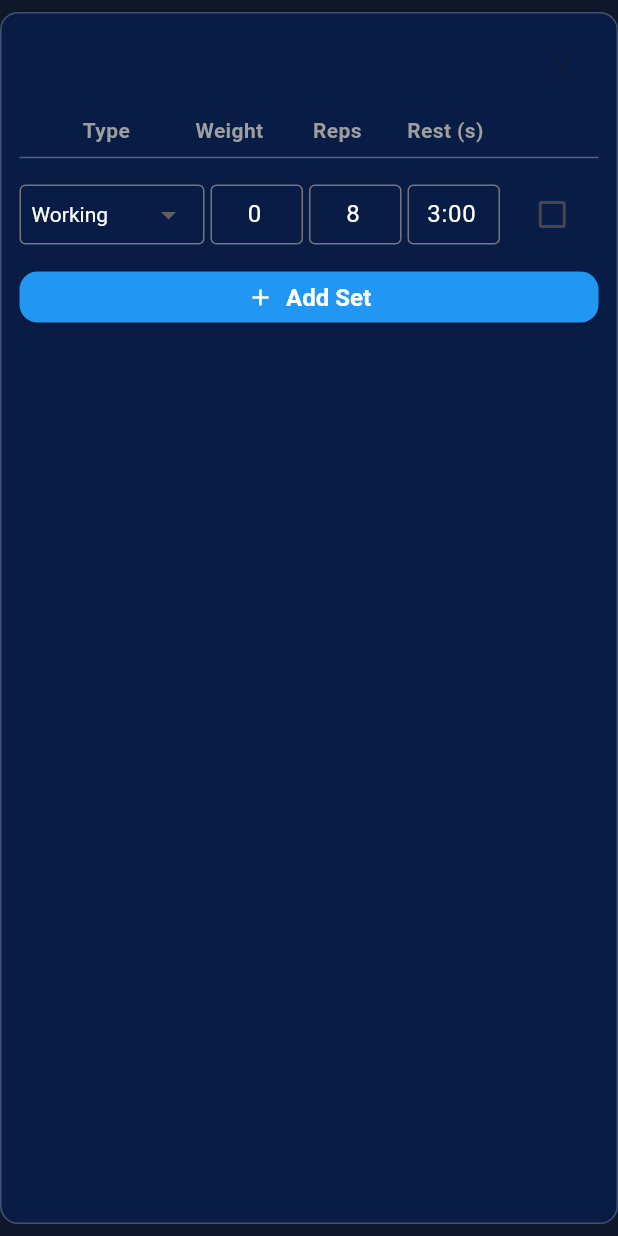
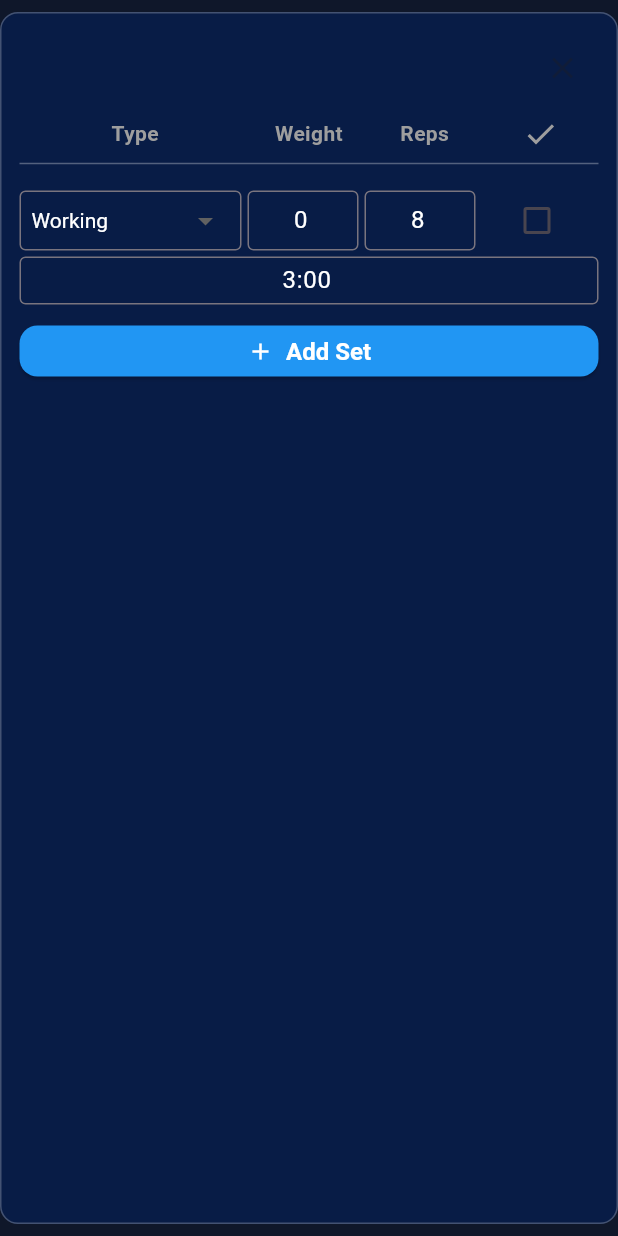
Before and after one commit to benbridgeman03/GymBuddy, a Flutter app: the WorkoutExerciseLogTemplate widget shown alone on an empty page, opened directly with empty values, on a phone screen of 412 x 824 dp. Run offline on Flutter 3.47's test engine with Material 3 defaults, Android fonts, the phone set to English and light mode, and no system bars; our stand-ins replace cloud_firestore, firebase_auth, firebase_core, google_fonts, sliding_up_panel; accounts and stored records are empty.

Commit message:
Update workout_exercise_log_template.dart

```diff
--- a/gym_buddy/lib/widgets/workout_exercise_log_template.dart
+++ b/gym_buddy/lib/widgets/workout_exercise_log_template.dart
@@ -132,9 +132,8 @@ class WorkoutExerciseLogTemplateState
           //Header Row
           Row(
             children: const [
-              SizedBox(width: 18),
-              SizedBox(
-                width: 80, // Type
+              Expanded(
+                flex: 2, // Type
                 child: Text(
                   'Type',
                   textAlign: TextAlign.center,
@@ -144,10 +143,8 @@ class WorkoutExerciseLogTemplateState
                   ),
                 ),
               ),
-              SizedBox(width: 12), // optional spacing
-
-              SizedBox(
-                width: 60, // Weight
+              Expanded(
+                flex: 1, // Weight
                 child: Text(
                   'Weight',
                   textAlign: TextAlign.center,
@@ -157,10 +154,8 @@ class WorkoutExerciseLogTemplateState
                   ),
                 ),
               ),
-              SizedBox(width: 12), // optional spacing
-
-              SizedBox(
-                width: 60, // Reps
+              Expanded(
+                flex: 1, // Reps
                 child: Text(
                   'Reps',
                   textAlign: TextAlign.center,
@@ -170,17 +165,11 @@ class WorkoutExerciseLogTemplateState
                   ),
                 ),
               ),
-              SizedBox(width: 12), // optional spacing
-
-              SizedBox(
-                width: 60, // Rest
-                child: Text(
-                  'Rest (s)',
-                  textAlign: TextAlign.center,
-                  style: TextStyle(
+              Expanded(
+                flex: 1, // fixed width
+                child: Icon(
+                  Icons.check, // or Icons.done
                   color: Colors.grey,
-                    fontWeight: FontWeight.bold,
-                  ),
                 ),
               ),
             ],
@@ -215,7 +204,9 @@ class WorkoutExerciseLogTemplateState
                 },
                 child: LayoutBuilder(
                   builder: (context, constraints) {
-                    return Row(
+                    return Column(
+                      children: [
+                        Row(
                           mainAxisAlignment: MainAxisAlignment.spaceBetween,
                           children: [
                             // Type
@@ -225,7 +216,8 @@ class WorkoutExerciseLogTemplateState
                                 value: setTypesMap.entries
                                     .firstWhere(
                                       (e) => e.value.name == set['type'],
-                                  orElse: () => setTypesMap.entries.firstWhere(
+                                      orElse: () =>
+                                          setTypesMap.entries.firstWhere(
                                             (e) => e.key == 'Working',
                                           ),
                                     )
@@ -272,7 +264,9 @@ class WorkoutExerciseLogTemplateState
                                 textAlign: TextAlign.center,
                                 decoration: const InputDecoration(
                                   isDense: true,
-                              contentPadding: EdgeInsets.symmetric(vertical: 8),
+                                  contentPadding: EdgeInsets.symmetric(
+                                    vertical: 8,
+                                  ),
                                   border: OutlineInputBorder(),
                                   hintText: '0',
                                   hintStyle: TextStyle(color: Colors.grey),
@@ -293,19 +287,43 @@ class WorkoutExerciseLogTemplateState
                                 textAlign: TextAlign.center,
                                 decoration: const InputDecoration(
                                   isDense: true,
-                              contentPadding: EdgeInsets.symmetric(vertical: 8),
+                                  contentPadding: EdgeInsets.symmetric(
+                                    vertical: 8,
+                                  ),
                                   border: OutlineInputBorder(),
                                   hintText: '8',
                                   hintStyle: TextStyle(color: Colors.grey),
                                 ),
-                            onChanged: (value) =>
-                                sets[index]['reps'] = int.tryParse(value) ?? 0,
+                                onChanged: (value) => sets[index]['reps'] =
+                                    int.tryParse(value) ?? 0,
                               ),
                             ),
 
                             const SizedBox(width: 4),
 
                             // Rest
+
+                            // Complete Checkbox
+                            Expanded(
+                              flex: 1,
+                              child: Center(
+                                child: Checkbox(
+                                  value: sets[index]['isComplete'] ?? false,
+                                  activeColor: Colors.green,
+                                  onChanged: (bool? value) {
+                                    setState(() {
+                                      sets[index]['isComplete'] =
+                                          value ?? false;
+                                    });
+                                  },
+                                ),
+                              ),
+                            ),
+                            const SizedBox(width: 4),
+                          ],
+                        ),
+                        Row(
+                          children: [
                             Expanded(
                               flex: 1,
                               child: TextField(
@@ -315,10 +333,16 @@ class WorkoutExerciseLogTemplateState
                                 inputFormatters: [MinSecInputFormatter()],
                                 decoration: const InputDecoration(
                                   isDense: true,
-                              contentPadding: EdgeInsets.symmetric(vertical: 8),
+                                  contentPadding: EdgeInsets.symmetric(
+                                    vertical: 4,
+                                    horizontal: 6,
+                                  ),
                                   border: OutlineInputBorder(),
                                   hintText: '3:00',
-                              hintStyle: TextStyle(color: Colors.grey),
+                                  hintStyle: TextStyle(
+                                    color: Colors.grey,
+                                    fontSize: 12,
+                                  ),
                                 ),
                                 onChanged: (value) {
                                   sets[index]['restFormatted'] = value;
@@ -334,23 +358,7 @@ class WorkoutExerciseLogTemplateState
                                 },
                               ),
                             ),
-
-                        const SizedBox(width: 4),
-
-                        // Complete Checkbox
-                        Expanded(
-                          flex: 1,
-                          child: Center(
-                            child: Checkbox(
-                              value: sets[index]['isComplete'] ?? false,
-                              activeColor: Colors.green,
-                              onChanged: (bool? value) {
-                                setState(() {
-                                  sets[index]['isComplete'] = value ?? false;
-                                });
-                              },
-                            ),
-                          ),
+                          ],
                         ),
                       ],
                     );
```
Lines whose indentation alone changed are shown as unchanged.
